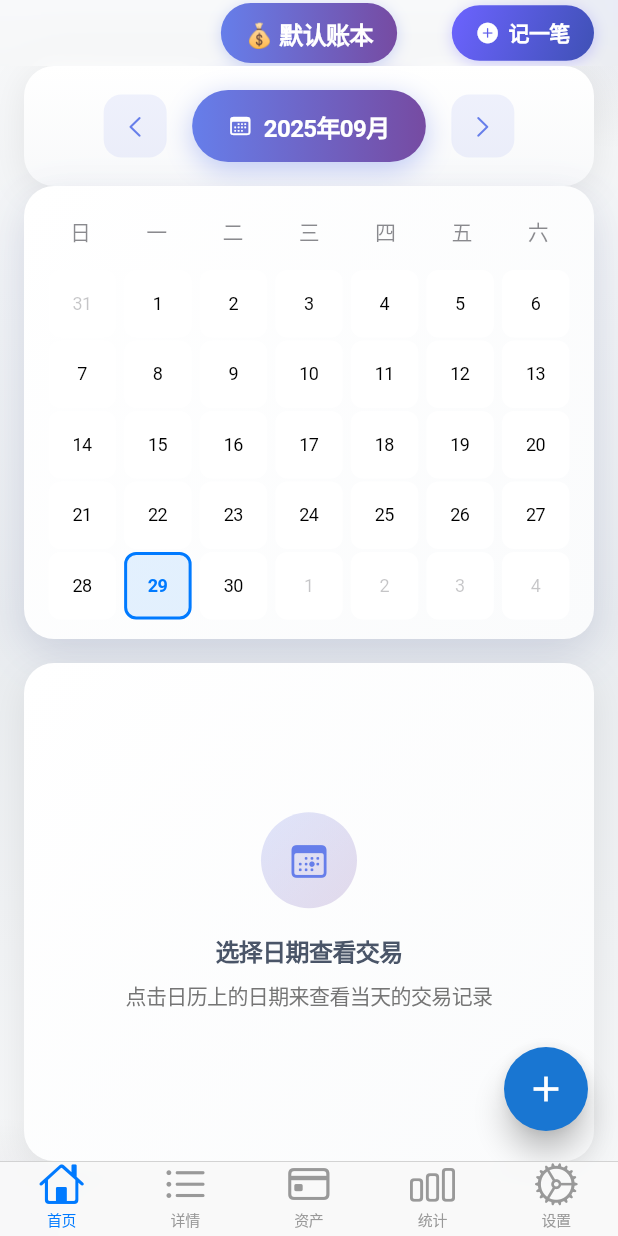
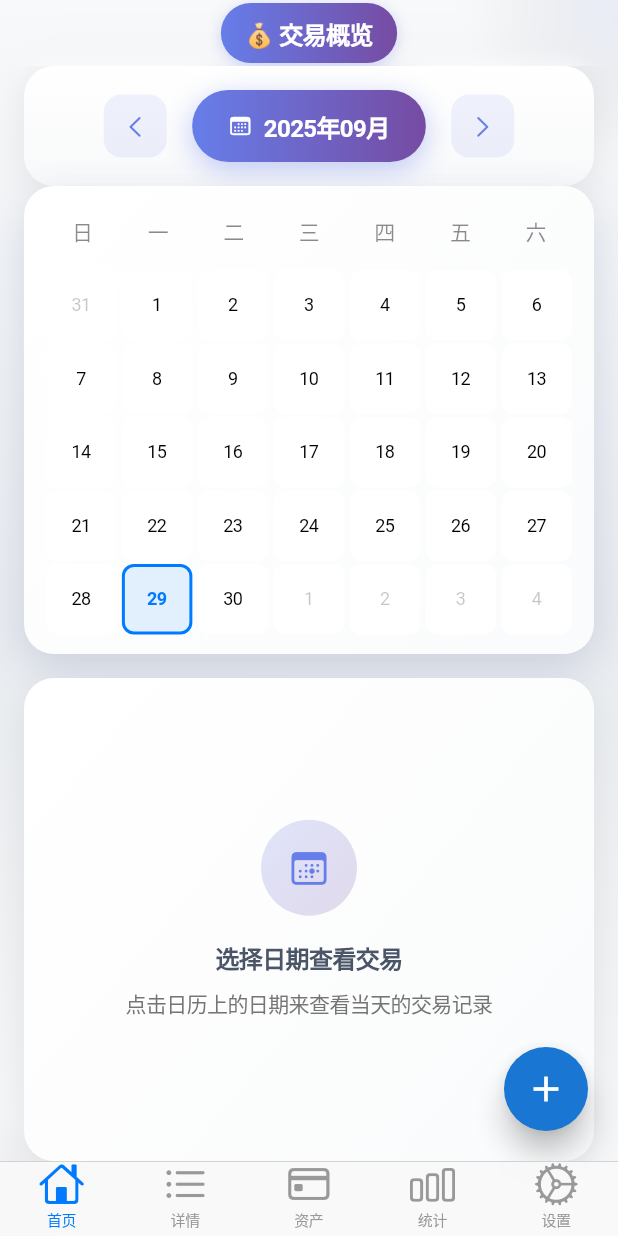
Before and after one commit to adoom2017/mini_money_flutter, a Flutter app: the HomeScreen screen opened by its route, on a phone screen of 412 x 824 dp. Run offline on Flutter 3.47's test engine with Material 3 defaults, Android fonts, the phone set to English and light mode, and no system bars; our stand-ins replace fl_chart, go_router, image_picker, logger, shared_preferences; missing offline and left inert: window_manager; accounts and stored records are empty; network calls fail.

```diff
--- a/lib/screens/home_screen.dart
+++ b/lib/screens/home_screen.dart
@@ -751,55 +751,13 @@ class _HomeScreenState extends State<HomeScreen> {
                 ],
               ),
               child: const Text(
-                '💰 默认账本',
+                '💰 交易概览',
                 style: TextStyle(
                   color: Colors.white,
                   fontSize: 16,
                   fontWeight: FontWeight.w600,
                 ),
               ),
-            ),
-            trailing: CupertinoButton(
-              padding: EdgeInsets.zero,
-              child: Container(
-                padding:
-                    const EdgeInsets.symmetric(horizontal: 16, vertical: 8),
-                decoration: BoxDecoration(
-                  gradient: const LinearGradient(
-                    colors: [Color(0xFF6C63FF), Color(0xFF3F51B5)],
-                    begin: Alignment.topLeft,
-                    end: Alignment.bottomRight,
-                  ),
-                  borderRadius: BorderRadius.circular(20),
-                  boxShadow: [
-                    BoxShadow(
-                      color: const Color(0xFF6C63FF).withOpacity(0.3),
-                      blurRadius: 8,
-                      offset: const Offset(0, 2),
-                    ),
-                  ],
-                ),
-                child: const Row(
-                  mainAxisSize: MainAxisSize.min,
-                  children: [
-                    Icon(
-                      CupertinoIcons.add_circled_solid,
-                      color: Colors.white,
-                      size: 16,
-                    ),
-                    SizedBox(width: 6),
-                    Text(
-                      '记一笔',
-                      style: TextStyle(
-                        color: Colors.white,
-                        fontSize: 14,
-                        fontWeight: FontWeight.w600,
-                      ),
-                    ),
-                  ],
-                ),
-              ),
-              onPressed: () => context.go('/add-transaction'),
             ),
           ),
           child: Container(
--- a/lib/widgets/custom_calendar.dart
+++ b/lib/widgets/custom_calendar.dart
@@ -85,9 +85,10 @@ class CustomCalendar extends StatelessWidget {
   Widget _buildWeekdayHeader() {
     const weekdays = ['日', '一', '二', '三', '四', '五', '六'];
     return Row(
+      mainAxisAlignment: MainAxisAlignment.spaceEvenly,
       children: weekdays.map((weekday) {
-        return Expanded(
-          child: Container(
+        return Container(
+          width: 47, // 与日期单元格相同的宽度
           padding: const EdgeInsets.symmetric(vertical: 8),
           child: Text(
             weekday,
@@ -96,7 +97,6 @@ class CustomCalendar extends StatelessWidget {
               fontSize: 14,
               fontWeight: FontWeight.w500,
               color: CupertinoColors.secondaryLabel,
-              ),
             ),
           ),
         );
@@ -173,8 +173,8 @@ class CustomCalendar extends StatelessWidget {
     }
 
     return Container(
-      width: 45,
-      height: 45,
+      width: 47, // 与星期标题保持一致的宽度
+      height: 47,
       margin: const EdgeInsets.all(1),
       child: GestureDetector(
         onTap: isCurrentMonth ? () => onDaySelected(day) : null,
```
Also changed, not shown: lib/screens/assets_screen.dart (+25 -6 lines), lib/screens/details_screen.dart (+27 -1 lines). Lines whose indentation alone changed are shown as unchanged.
